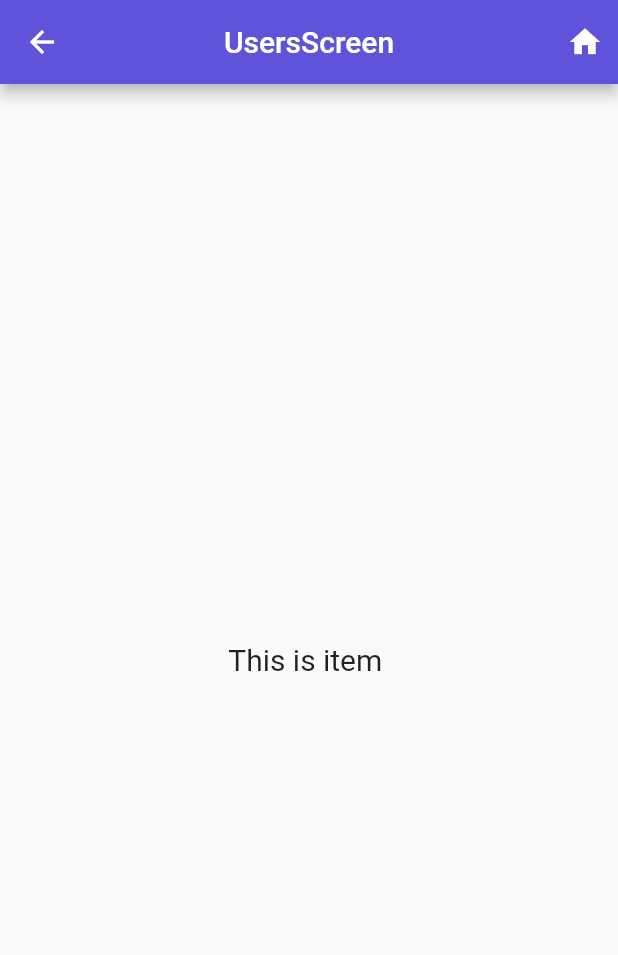
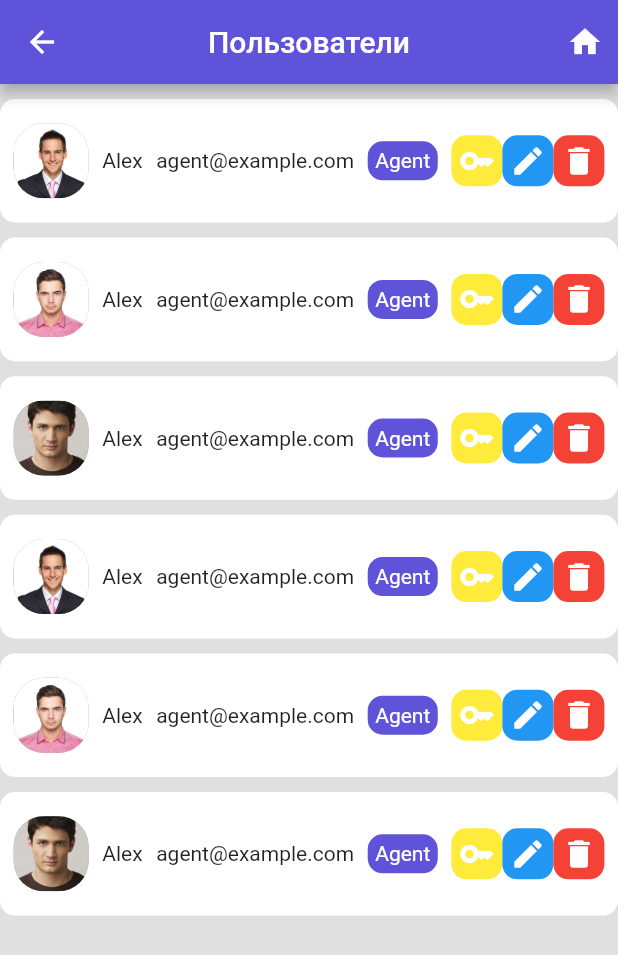
Before and after one commit to Ratkum01/comfortUI_UI, a Flutter app: the UsersScreen screen opened directly, on a phone screen of 412 x 824 dp. Shown: the top 955 px of the screen. Run offline on Flutter 3.47's test engine with Material 2 defaults, Android fonts, the phone set to English and light mode, and no system bars.

Commit message:
new  commit

```diff
--- /dev/null
+++ b/lib/card/card_us.dart
@@ -0,0 +1,83 @@
+import 'package:flutter/material.dart';
+
+class UsersCard extends StatelessWidget {
+  const UsersCard({
+    super.key,
+    required this.nameUs,
+    required this.role,
+    required this.images,
+  });
+  final String images;
+  final String nameUs;
+  final String role;
+
+  @override
+  Widget build(BuildContext context) {
+    return Container(
+      margin: EdgeInsets.only(top: 10),
+      decoration: BoxDecoration(
+        borderRadius: BorderRadius.circular(10),
+        color: Colors.white,
+      ),
+      height: MediaQuery.of(context).size.height * 0.1,
+      child: Row(
+        mainAxisAlignment: MainAxisAlignment.spaceEvenly,
+        children: [
+          Container(
+            height: 50,
+            width: 50,
+            decoration: BoxDecoration(
+                color: Colors.grey,
+                borderRadius: BorderRadius.circular(20),
+                image: DecorationImage(
+                    fit: BoxFit.cover, image: AssetImage(images))),
+          ),
+          Text(nameUs),
+          Text('agent@example.com'),
+          Container(
+            padding: EdgeInsets.all(5),
+            decoration: BoxDecoration(
+              borderRadius: BorderRadius.circular(10),
+              color: Color(0xFF5e53d9),
+            ),
+            child: Text(
+              role,
+              style: TextStyle(color: Colors.white),
+            ),
+          ),
+          Row(
+            children: [
+              Container(
+                padding: EdgeInsets.all(5),
+                decoration: BoxDecoration(
+                  color: Colors.yellow,
+                  borderRadius: BorderRadius.circular(10),
+                ),
+                child: Icon(Icons.key, color: Colors.white),
+              ),
+              Container(
+                padding: EdgeInsets.all(5),
+                decoration: BoxDecoration(
+                  color: Colors.blue,
+                  borderRadius: BorderRadius.circular(10),
+                ),
+                child: Icon(
+                  Icons.create,
+                  color: Colors.white,
+                ),
+              ),
+              Container(
+                padding: EdgeInsets.all(5),
+                decoration: BoxDecoration(
+                  color: Colors.red,
+                  borderRadius: BorderRadius.circular(10),
+                ),
+                child: Icon(Icons.delete, color: Colors.white),
+              ),
+            ],
+          )
+        ],
+      ),
+    );
+  }
+}
--- a/lib/screen/settings.dart
+++ b/lib/screen/settings.dart
@@ -16,7 +16,7 @@ class SettingsScreen extends StatelessWidget {
         centerTitle: true,
         backgroundColor: Color(0xFF5e53d9),
         title: Text(
-          'SettingsScreen',
+          'Настройки',
         ),
       ),
       body: Column(
--- a/lib/screen/users.dart
+++ b/lib/screen/users.dart
@@ -1,4 +1,7 @@
+// ignore_for_file: prefer_const_constructors, prefer_const_literals_to_create_immutables
+
 import 'package:flutter/material.dart';
+import 'package:hac7/card/card_us.dart';
 
 class UsersScreen extends StatelessWidget {
   const UsersScreen({super.key});
@@ -6,7 +9,7 @@ class UsersScreen extends StatelessWidget {
   @override
   Widget build(BuildContext context) {
     return Scaffold(
-       appBar: AppBar(
+      appBar: AppBar(
         actions: [
           Padding(
             padding: const EdgeInsets.all(10.0),
@@ -16,13 +19,45 @@ class UsersScreen extends StatelessWidget {
         centerTitle: true,
         backgroundColor: Color(0xFF5e53d9),
         title: Text(
-          'UsersScreen',
+          'Пользователи',
         ),
       ),
-      body: Center(
-        child: Text(
-          'This is item ',
-          style: TextStyle(fontSize: 20.0),
+      body: Container(
+        color: Colors.grey[300],
+        child: Column(
+          children: [
+
+            UsersCard(
+              images: 'assets/images/ava_people.jpg',
+              nameUs: 'Alex',
+              role: 'Agent',
+            ),
+            UsersCard(
+              images: 'assets/images/ava_people2.jpg',
+              nameUs: 'Alex',
+              role: 'Agent',
+            ),
+            UsersCard(
+              images: 'assets/images/ava_people3.jpg',
+              nameUs: 'Alex',
+              role: 'Agent',
+            ),
+            UsersCard(
+              images: 'assets/images/ava_people.jpg',
+              nameUs: 'Alex',
+              role: 'Agent',
+            ),
+            UsersCard(
+              images: 'assets/images/ava_people2.jpg',
+              nameUs: 'Alex',
+              role: 'Agent',
+            ),
+            UsersCard(
+              images: 'assets/images/ava_people3.jpg',
+              nameUs: 'Alex',
+              role: 'Agent',
+            ),
+          ],
         ),
       ),
     );
```
Also changed, not shown: lib/card/card_inc.dart (added, +78 -0 lines), lib/card/card_pp.dart (+4 -3 lines), lib/screen/incident.dart (+37 -4 lines), lib/screen/panel_priborov.dart (+33 -2 lines), assets/images/ava_people2.jpg (added), assets/images/ava_people3.jpg (added), assets/images/diagram2.PNG (added).
